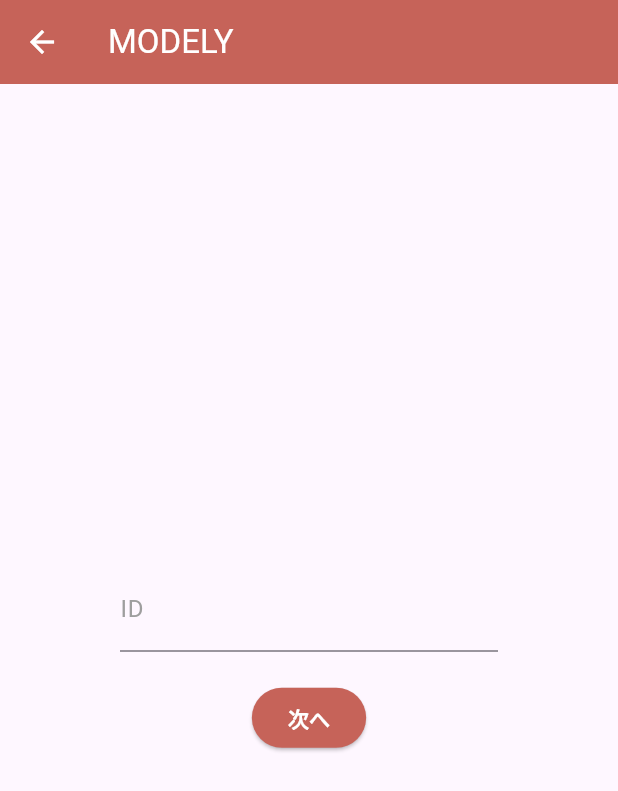
After one commit to katzeallergie/flutter-benkyo, a Flutter app: the ProfileSettingPage screen opened directly, after a tap on "次へ", on a phone screen of 412 x 824 dp. The commit adds this screen. Shown: the top 791 px of the screen. Run offline on Flutter 3.47's test engine with Material 3 defaults, Android fonts, the phone set to English and light mode, and no system bars; our stand-ins replace cloud_firestore, firebase_auth, firebase_core, flutter_riverpod; accounts and stored records are empty; generated files the repository leaves out were written again; network calls fail.

Commit message:
feat: 初回登録時にプロフィール設定できるように

```diff
--- /dev/null
+++ b/lib/pages/profileSettingPage.dart
@@ -0,0 +1,102 @@
+import 'package:flutter/material.dart';
+import 'package:flutter_riverpod/flutter_riverpod.dart';
+import 'package:modelyprac/core/providers.dart';
+import 'package:modelyprac/pages/TagSettingPage.dart';
+
+final List<Map<String, String>> settings = [
+  {"name": "name", "display": "名前"},
+  {"name": "id", "display": "ID"},
+  {"name": "profile", "display": "自己紹介"},
+  {"name": "profileImg", "display": "プロフィール画像のURL"},
+];
+
+class ProfileSettingPage extends ConsumerStatefulWidget {
+  const ProfileSettingPage({super.key, required this.index});
+
+  final int index;
+
+  @override
+  ConsumerState<ProfileSettingPage> createState() => _ProfileSettingPageState();
+}
+
+class _ProfileSettingPageState extends ConsumerState<ProfileSettingPage> {
+  var controller = TextEditingController();
+
+  @override
+  Widget build(BuildContext context) {
+    var currentItem = settings[widget.index];
+    var name = currentItem["name"];
+    var displayName = currentItem["display"];
+    return Scaffold(
+      appBar: AppBar(
+        title: const Text("MODELY", style: TextStyle(color: Colors.white)),
+        iconTheme: const IconThemeData(color: Colors.white),
+      ),
+      body: Container(
+        padding: EdgeInsets.symmetric(horizontal: 80),
+        child: Column(mainAxisAlignment: MainAxisAlignment.center, children: [
+          TextField(
+            controller: controller,
+            cursorColor: Color.fromRGBO(198, 99, 89, 1),
+            decoration: InputDecoration(
+                labelText: displayName,
+                labelStyle: const TextStyle(color: Colors.grey),
+                hintText: name == "profileImg"
+                    ? "画像URLを入力してください"
+                    : "$displayNameを入力してください",
+                hintStyle: const TextStyle(color: Colors.grey),
+                focusedBorder: const UnderlineInputBorder(
+                    borderSide:
+                        BorderSide(color: Color.fromRGBO(198, 99, 89, 1)))),
+            keyboardType: name == "profile"
+                ? TextInputType.multiline
+                : TextInputType.text,
+            maxLines: name == "profile" ? null : 1,
+          ),
+          SizedBox(
+            height: 20,
+          ),
+          ElevatedButton(
+              onPressed: () {
+                switch (name) {
+                  case "name":
+                    ref.read(profileProvider.notifier).init();
+                    ref.read(profileProvider.notifier).setName(controller.text);
+                    break;
+                  case "id":
+                    ref.read(profileProvider.notifier).setId(controller.text);
+                    break;
+                  case "profile":
+                    ref
+                        .read(profileProvider.notifier)
+                        .setProfileText(controller.text);
+                    break;
+                  case "profileImg":
+                    ref
+                        .read(profileProvider.notifier)
+                        .setProfileImg(controller.text);
+                    break;
+                  default:
+                    break;
+                }
+
+                Navigator.push(context, MaterialPageRoute(builder: (context) {
+                  return widget.index < settings.length - 1
+                      ? ProfileSettingPage(
+                          index: widget.index + 1,
+                        )
+                      : const TagSettingPage();
+                }));
+              },
+              child: const Text(
+                "次へ",
+                style:
+                    TextStyle(fontWeight: FontWeight.bold, color: Colors.white),
+              ),
+              style: ElevatedButton.styleFrom(
+                  backgroundColor: Color.fromRGBO(198, 99, 89, 1))),
+        ]),
+      ),
+    );
+  }
+}
```
Also changed, not shown: lib/components/profileEditModal.dart (+13 -8 lines), lib/core/providers.dart (+53 -0 lines), lib/dto/profile.dart (+25 -12 lines), lib/main.dart (+7 -8 lines), lib/pages/TagSettingPage.dart (added, +137 -0 lines), lib/pages/loginPage.dart (+85 -24 lines).
